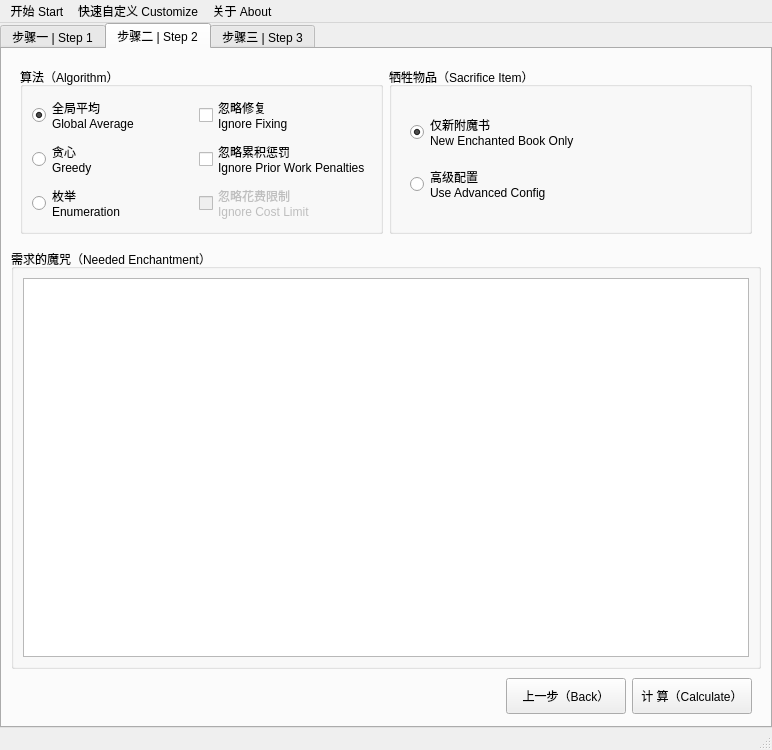
This is mainwindow.ui in Dinosaur-MC/BestEnchSeq as Qt 5 draws it before an edit. The edited form follows.
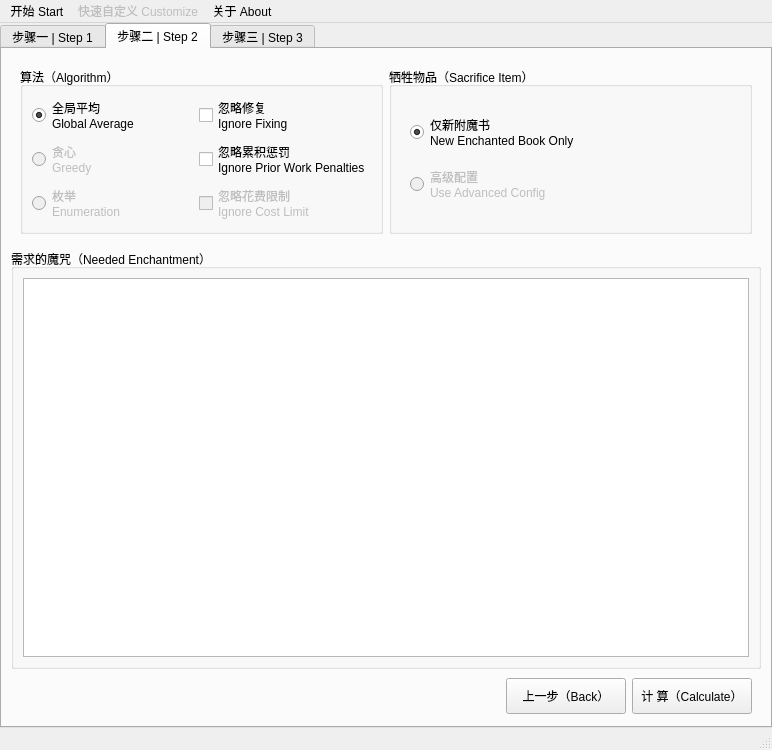
This is the edited form. The open tabs and pages were chosen to show the change. Custom widgets are drawn as their Qt base class.

What changed in the file:
```diff
--- a/mainwindow.ui
+++ b/mainwindow.ui
@@ -343,6 +343,9 @@
               </item>
               <item row="2" column="0">
                <widget class="QRadioButton" name="radioE">
+                <property name="enabled">
+                 <bool>false</bool>
+                </property>
                 <property name="text">
                  <string>枚举
 Enumeration</string>
@@ -351,6 +354,9 @@
               </item>
               <item row="1" column="0">
                <widget class="QRadioButton" name="radioG">
+                <property name="enabled">
+                 <bool>false</bool>
+                </property>
                 <property name="text">
                  <string>贪心
 Greedy</string>
@@ -416,7 +422,7 @@
                  <item>
                   <widget class="QRadioButton" name="radioAC">
                    <property name="enabled">
-                    <bool>true</bool>
+                    <bool>false</bool>
                    </property>
                    <property name="text">
                     <string>高级配置
@@ -933,6 +939,9 @@
     <addaction name="actionWebsite"/>
    </widget>
    <widget class="QMenu" name="menu_Customize">
+    <property name="enabled">
+     <bool>false</bool>
+    </property>
     <property name="title">
      <string>快速自定义 Customize</string>
     </property>
```
Left out of the diff: 8 changed lines with no effect on the pictures.
